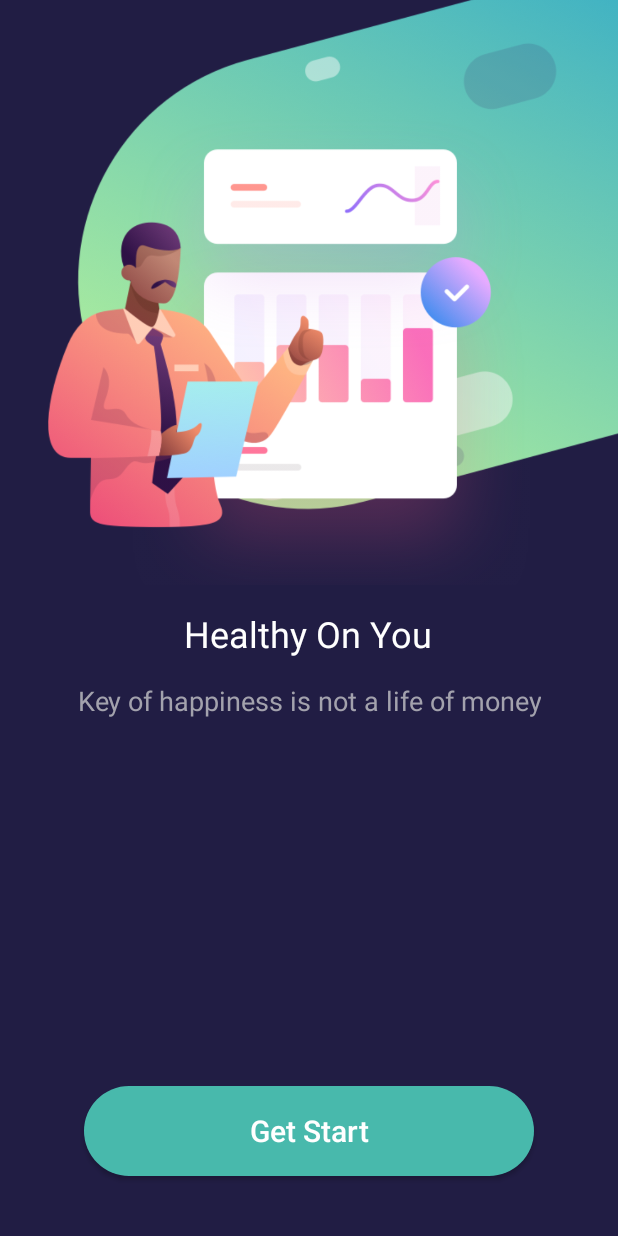
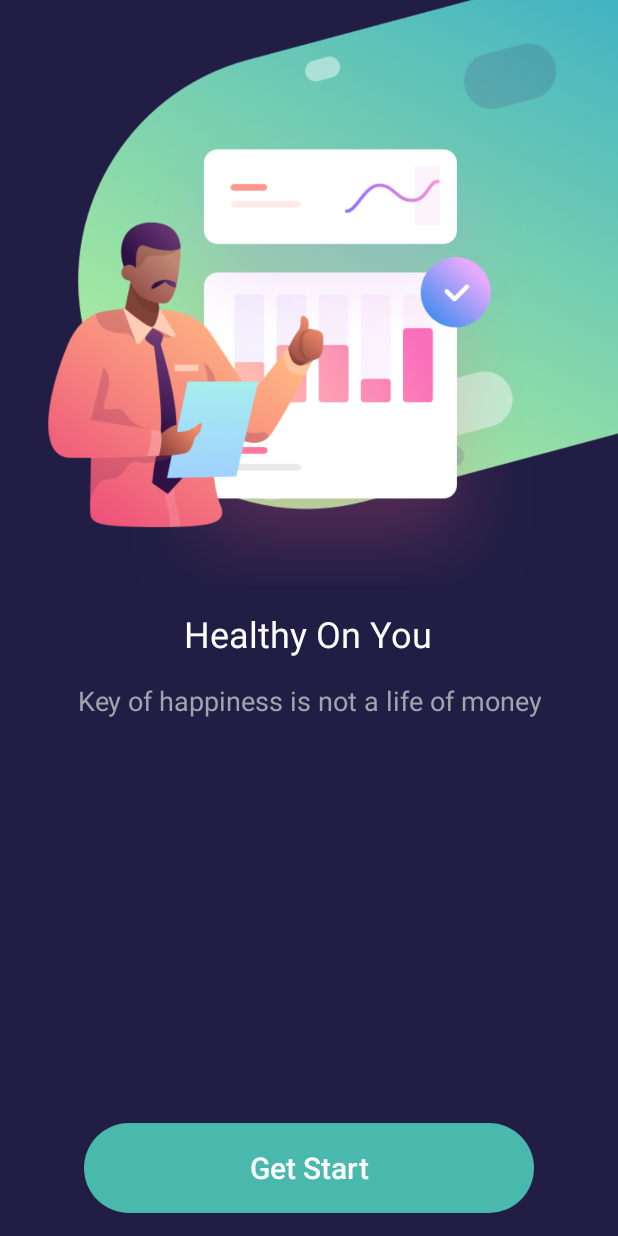
Before and after one commit to HouariZegai/AndroidLearning, an Android app: the layout activity_main.xml on its own in the app's theme, with its tools: preview values and no code run, on a phone screen of 412 x 824 dp. Run offline under Robolectric (Android 15) with nearby library versions, the light colour scheme and no system bars.

Commit message:
Cleaning & adding screenshots - StopWatch

```diff
--- a/StopWatch/app/src/main/res/layout/activity_main.xml
+++ b/StopWatch/app/src/main/res/layout/activity_main.xml
@@ -56,7 +56,7 @@
         android:layout_height="60dp"
         android:layout_marginStart="8dp"
         android:layout_marginEnd="8dp"
-        android:layout_marginBottom="40dp"
+        android:layout_marginBottom="15dp"
         android:text="Get Start"
         android:textAllCaps="false"
         android:textSize="20sp"
```
Also changed, not shown: 3 other files.
